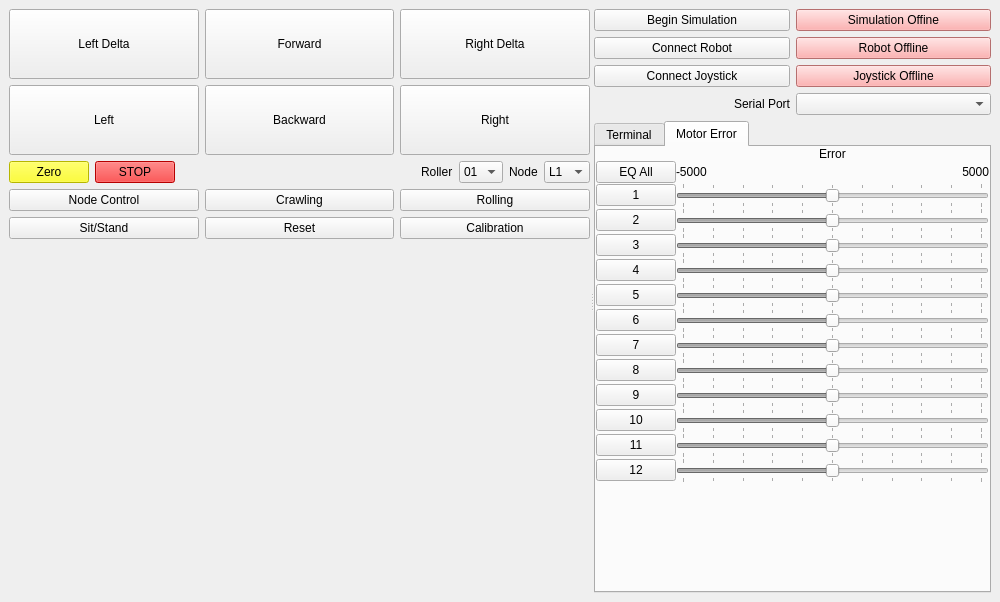
BYUCMR/Capstone_TREG, file rift/ui/main.ui: the form before one commit.
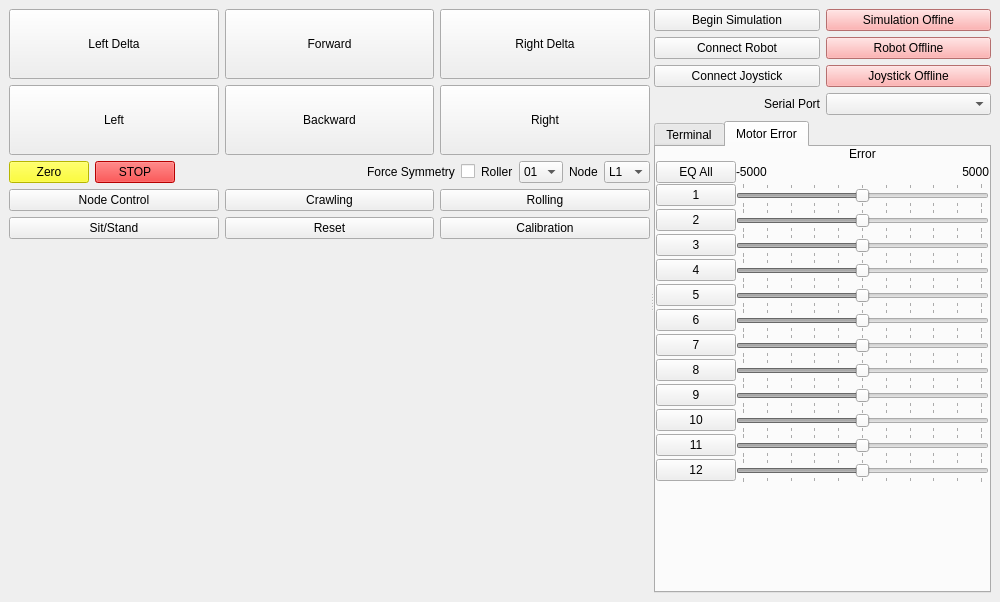
The form after the commit.

Commit message: Symmetry Toggle Button

What changed in the file:
```diff
--- a/rift/ui/main.ui
+++ b/rift/ui/main.ui
@@ -183,6 +183,23 @@
             </property>
            </spacer>
           </item>
+          <item>
+           <widget class="QLabel" name="symm_toggle_label">
+            <property name="text">
+             <string>Force Symmetry</string>
+            </property>
+           </widget>
+          </item>
+          <item>
+           <widget class="QCheckBox" name="symm_toggle">
+            <property name="layoutDirection">
+             <enum>Qt::LayoutDirection::LeftToRight</enum>
+            </property>
+            <property name="text">
+             <string/>
+            </property>
+           </widget>
+          </item>
           <item>
            <widget class="QLabel" name="roll_select_label">
             <property name="text">
```
The commit also changes 2 other files.
